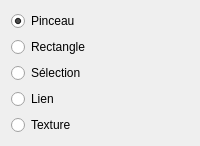
Above: Source/Elements/UI/ToolPanel.ui from azertval/ProjectGaming before the change. Below: the same form after it.
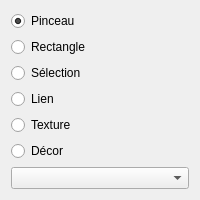
That is the form after the change.

Commit message: feat(core,hmi): decors libres, rendu multicouche et parallaxe (LOT-49) (#74)

Patch:
```diff
--- a/Source/Elements/UI/ToolPanel.ui
+++ b/Source/Elements/UI/ToolPanel.ui
@@ -29,6 +29,32 @@
      <property name="text"><string>Texture</string></property>
     </widget>
    </item>
+   <item>
+    <widget class="QRadioButton" name="decorRadio">
+     <property name="text"><string>Décor</string></property>
+    </widget>
+   </item>
+   <item>
+    <widget class="QWidget" name="decorPickerGroup">
+     <layout class="QVBoxLayout" name="decorPickerGroupLayout">
+      <property name="leftMargin"><number>0</number></property>
+      <property name="rightMargin"><number>0</number></property>
+      <property name="topMargin"><number>0</number></property>
+      <property name="bottomMargin"><number>0</number></property>
+      <item>
+       <widget class="QComboBox" name="decorLayerCombo"/>
+      </item>
+      <item>
+       <layout class="QVBoxLayout" name="decorPickerContainerLayout">
+        <property name="leftMargin"><number>0</number></property>
+        <property name="rightMargin"><number>0</number></property>
+        <property name="topMargin"><number>0</number></property>
+        <property name="bottomMargin"><number>0</number></property>
+       </layout>
+      </item>
+     </layout>
+    </widget>
+   </item>
    <item>
     <spacer name="spacer">
      <property name="orientation"><enum>Qt::Vertical</enum></property>
```
The commit also changes 48 other files.
